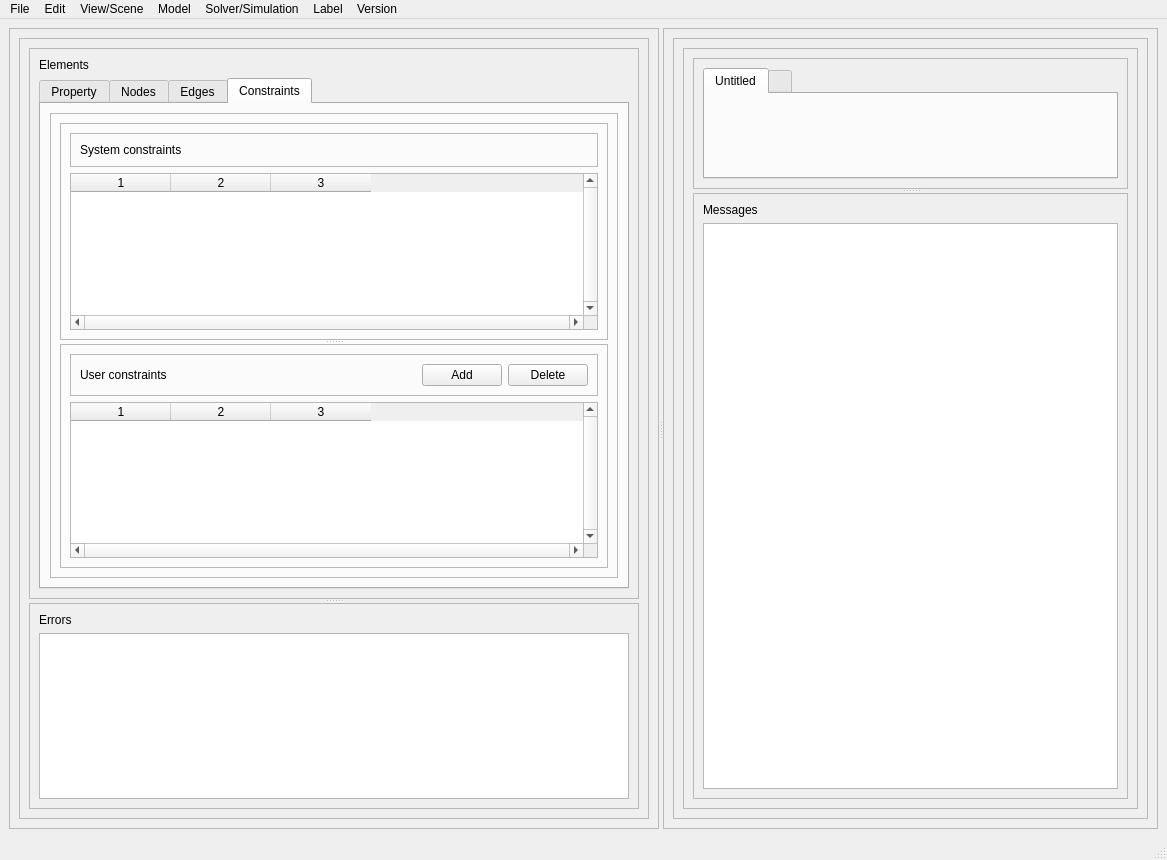
Old version of the form gui/Ui_MainWindow.ui in the repository myngshj3/graphcore-poc.
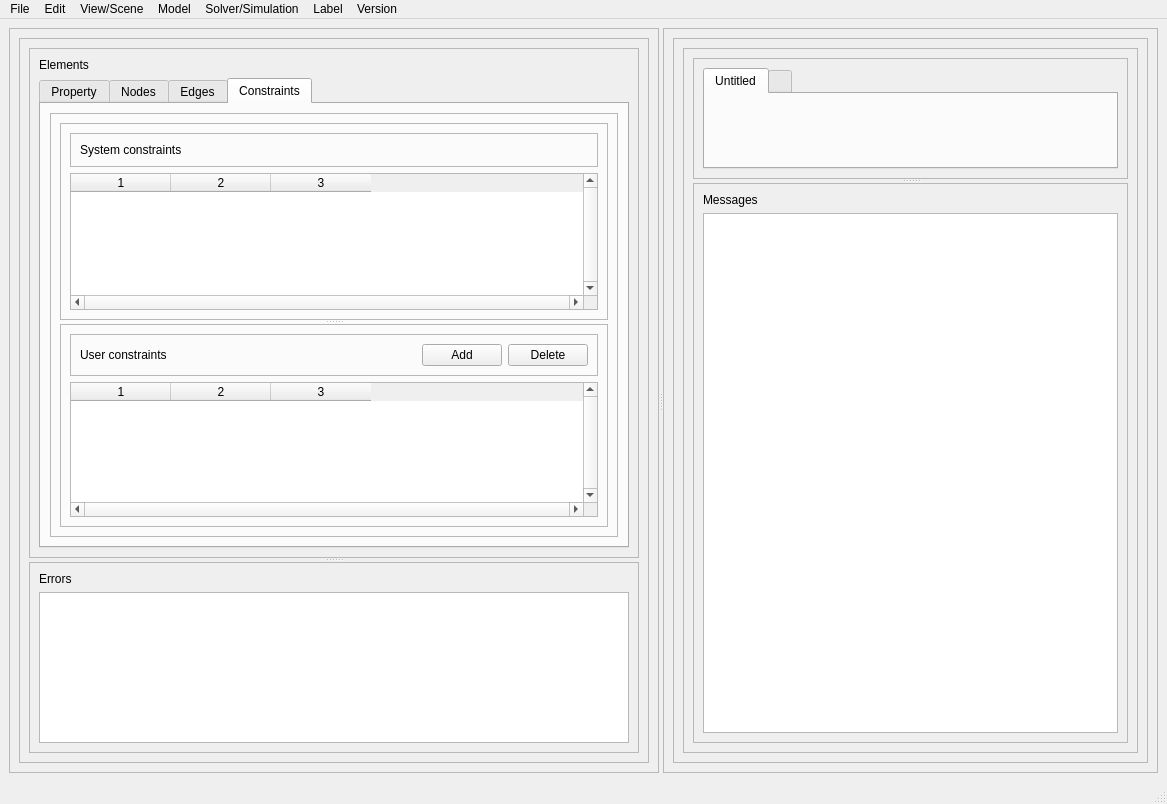
New version of the form. Custom widgets are drawn as their Qt base class.

```diff
--- a/gui/Ui_MainWindow.ui
+++ b/gui/Ui_MainWindow.ui
@@ -7,7 +7,7 @@
     <x>0</x>
     <y>0</y>
     <width>1167</width>
-    <height>860</height>
+    <height>804</height>
    </rect>
   </property>
   <property name="windowTitle">
```
Left out of the diff: 2 changed lines with no effect on the pictures.
